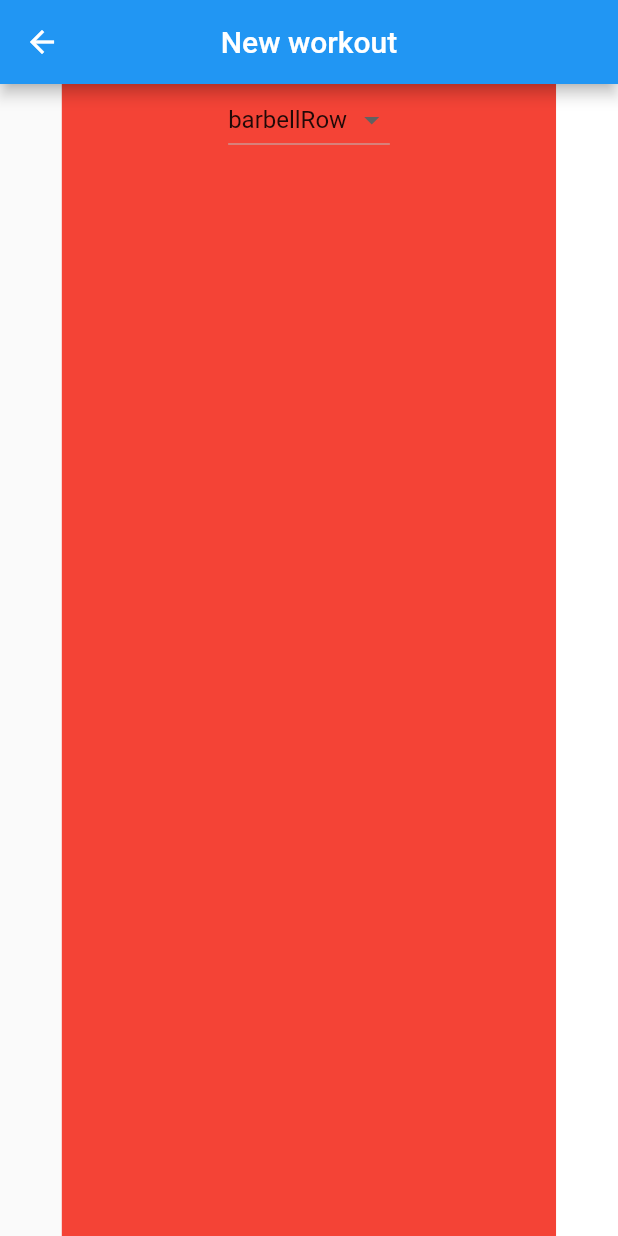
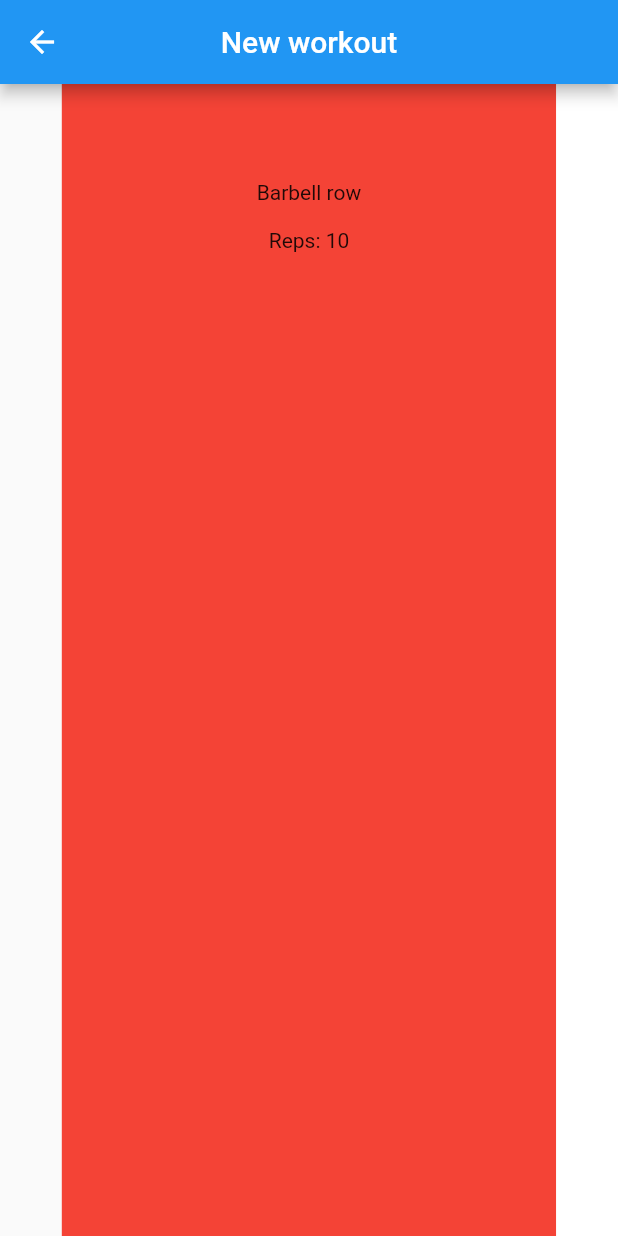
Before and after one commit to adamstyrc/workout-flutter, a Flutter app: the RecordWorkoutView screen opened by its route, after a tap on "Add", on a phone screen of 412 x 824 dp. Run offline on Flutter 3.47's test engine with Material 2 defaults, Android fonts, the phone set to English and light mode, and no system bars; our stand-ins replace freezed_annotation, get, rxdart; generated files the repository leaves out were written again.

Commit message:
Implement record workout p2

```diff
--- a/lib/app/domain/model/exercise.dart
+++ b/lib/app/domain/model/exercise.dart
@@ -1,17 +1,17 @@
-class Exercise {
-  final ExerciseType type;
-  final int reps;
+import 'package:freezed_annotation/freezed_annotation.dart';
 
-  // weight in kilograms
-  final double? weightUsed;
+part 'exercise.freezed.dart';
 
-  Exercise({
-    required this.type,
-    required this.reps,
-    this.weightUsed,
-  });
+@freezed
+class Exercise with _$Exercise {
+  const factory Exercise({
+    required ExerciseType type,
+    required int reps,
+    // weight in kilograms
+    double? weightUsed,
+  }) = _Exercise;
 
-  factory Exercise.example() => Exercise(
+  factory Exercise.example() => const Exercise(
         type: ExerciseType.barbellRow,
         reps: 10,
         weightUsed: null,
@@ -22,5 +22,18 @@ enum ExerciseType {
   barbellRow,
   benchPress,
   deadlift,
-  squat,
+  squat;
+
+  String get fullName {
+    switch (this) {
+      case ExerciseType.barbellRow:
+        return 'Barbell row';
+      case ExerciseType.benchPress:
+        return 'Bench press';
+      case ExerciseType.deadlift:
+        return 'Deadlift';
+      case ExerciseType.squat:
+        return 'Squat';
+    }
+  }
 }
--- a/lib/app/modules/record_workout/controllers/record_workout_controller.dart
+++ b/lib/app/modules/record_workout/controllers/record_workout_controller.dart
@@ -1,17 +1,32 @@
+import 'package:flutter/cupertino.dart';
 import 'package:get/get.dart';
 import 'package:workout_app/app/domain/model/exercise.dart';
 
 class RecordWorkoutController extends GetxController {
+  final _exercises = RxList<Exercise>();
 
-  final _exercises = RxList<Exercise>();
   List<Exercise> get exercises => _exercises();
 
   final _exerciseSelection = Exercise.example().obs;
+
   Exercise get exerciseSelection => _exerciseSelection();
+
+  final repsTextController = TextEditingController();
+  final weightUsedTextController = TextEditingController();
 
   @override
   void onInit() {
     super.onInit();
+    repsTextController.text = _exerciseSelection.value.reps.toString();
+    repsTextController.addListener(() {
+      final reps = int.tryParse(repsTextController.text);
+      _exerciseSelection.value = _exerciseSelection.value.copyWith(reps: reps ?? 1);
+    });
+
+    weightUsedTextController.addListener(() {
+      final weightUsed = double.tryParse(weightUsedTextController.text);
+      _exerciseSelection.value = _exerciseSelection.value.copyWith(weightUsed: weightUsed);
+    });
   }
 
   @override
@@ -20,14 +35,17 @@ class RecordWorkoutController extends GetxController {
   }
 
   @override
-  void onClose() {}
+  void onClose() {
+    repsTextController.dispose();
+    weightUsedTextController.dispose();
+  }
 
   void addExercise() {
-    final exercise = Exercise(type: ExerciseType.deadlift, reps: 10, weightUsed: 100);
+    final exercise = _exerciseSelection();
     _exercises.add(exercise);
   }
 
   void onExerciseTypeSelected(ExerciseType selectedExercise) {
-    // _exerciseSelection = exerciseSelection
+    _exerciseSelection.value = _exerciseSelection().copyWith(type: selectedExercise);
   }
 }
--- a/lib/app/modules/record_workout/views/record_workout_view.dart
+++ b/lib/app/modules/record_workout/views/record_workout_view.dart
@@ -1,4 +1,5 @@
 import 'package:flutter/material.dart';
+import 'package:flutter/services.dart';
 import 'package:get/get.dart';
 import 'package:workout_app/app/domain/model/exercise.dart';
 
@@ -16,7 +17,7 @@ class RecordWorkoutView extends GetView<RecordWorkoutController> {
         ),
         body: Obx(
           () => PageView.builder(
-            itemBuilder: _buildPageItem,
+            itemBuilder: (BuildContext context, int index) => Obx(() => _buildPageItem(context, index)),
             itemCount: controller.exercises.length + 1,
             controller: PageController(
               viewportFraction: 0.8,
@@ -28,29 +29,25 @@ class RecordWorkoutView extends GetView<RecordWorkoutController> {
 
   Widget _buildPageItem(BuildContext context, int index) {
     if (index < controller.exercises.length) {
-      return Container(
-        color: index % 2 == 0 ? Colors.red : Colors.blue,
-        child: Column(
-          children: [
-            DropdownButton(
-              items: ExerciseType.values.map((e) => DropdownMenuItem<ExerciseType>(child: Text(e.name))).toList(),
-              onChanged: (selectedExercise) {
-                print(selectedExercise?.toString());
-              },
-            )
-          ],
-        ),
-      );
+      return _buildExerciseItem(index);
     } else {
-      return Container(
-        color: Colors.white,
-        child: Column(children: [
+      return _buildAddExerciseItem();
+    }
+  }
+
+  Widget _buildAddExerciseItem() {
+    return Container(
+      color: Colors.white,
+      child: Column(
+        crossAxisAlignment: CrossAxisAlignment.center,
+        children: [
+          const SizedBox(height: 48),
           DropdownButton(
             value: controller.exerciseSelection.type,
             items: ExerciseType.values
                 .map((e) => DropdownMenuItem<ExerciseType>(
-                      child: Text(e.name),
                       value: e,
+                      child: Text(e.fullName),
                     ))
                 .toList(),
             onChanged: (selectedExercise) {
@@ -60,12 +57,72 @@ class RecordWorkoutView extends GetView<RecordWorkoutController> {
             },
             // selectedItemBuilder: (context) => Text('aaa'),
           ),
+          const SizedBox(height: 16),
+          _buildRepsInput(),
+          _buildWeightInput(),
           ElevatedButton(
             onPressed: controller.addExercise,
             child: const Text('Add'),
           ),
-        ]),
-      );
-    }
+        ],
+      ),
+    );
+  }
+
+  Widget _buildRepsInput() {
+    return Row(
+      mainAxisSize: MainAxisSize.min,
+      children: [
+        const Text('Reps:'),
+        const SizedBox(width: 16),
+        SizedBox(
+          height: 64,
+          width: 64,
+          child: TextField(
+            controller: controller.repsTextController,
+            keyboardType: TextInputType.number,
+            inputFormatters: [
+              FilteringTextInputFormatter.digitsOnly,
+            ],
+          ),
+        ),
+      ],
+    );
+  }
+
+  Widget _buildWeightInput() {
+    return Row(
+      mainAxisSize: MainAxisSize.min,
+      children: [
+        const Text('Weight [kg]:'),
+        const SizedBox(width: 16),
+        SizedBox(
+          height: 64,
+          width: 64,
+          child: TextField(
+            controller: controller.weightUsedTextController,
+            keyboardType: TextInputType.number,
+          ),
+        ),
+      ],
+    );
+  }
+
+  Widget _buildExerciseItem(int index) {
+    final exercise = controller.exercises[index];
+    return Container(
+      color: index % 2 == 0 ? Colors.red : Colors.blue,
+      child: Column(
+        children: [
+          const SizedBox(height: 64),
+          Text(exercise.type.fullName),
+          const SizedBox(height: 16),
+          Text('Reps: ${exercise.reps}'),
+          if (exercise.weightUsed != null)
+            Text('Weight used: ${exercise.weightUsed}')
+
+        ],
+      ),
+    );
   }
 }
```
Also changed, not shown: pubspec.yaml (+6 -4 lines), pubspec.lock.
